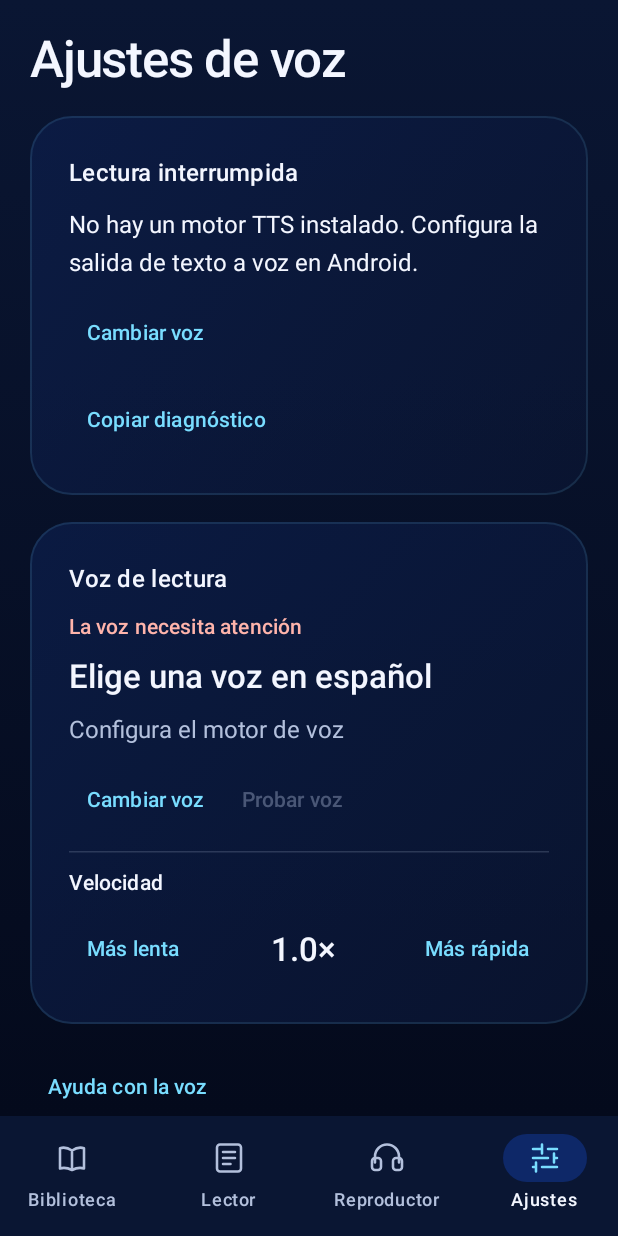
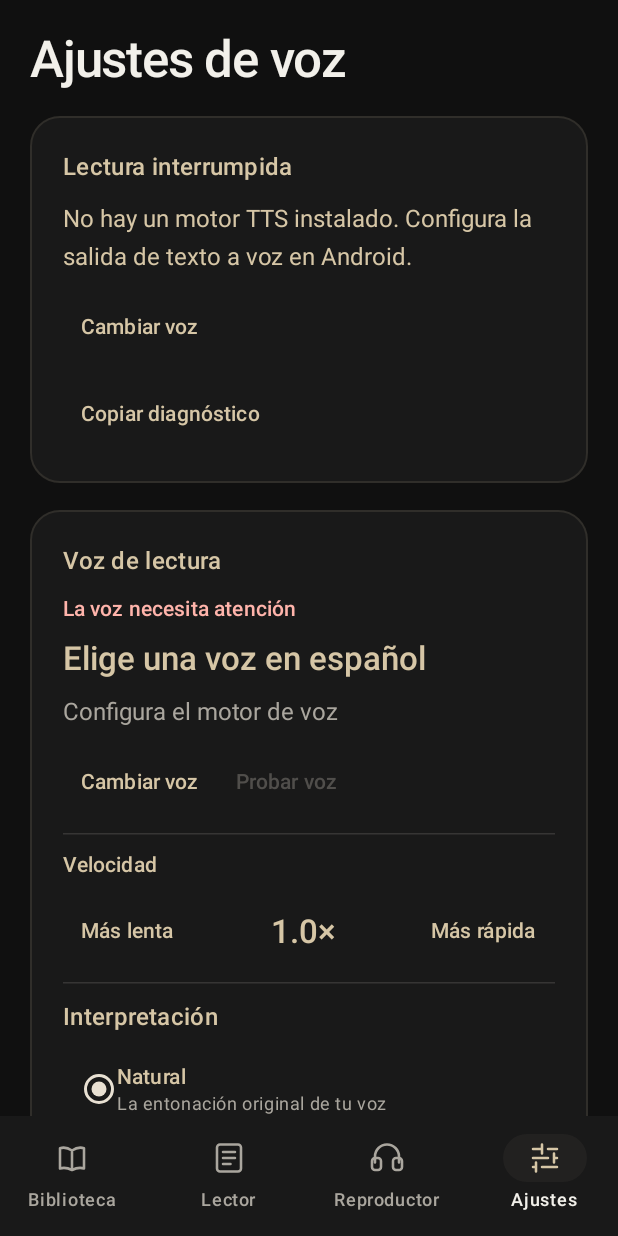
Before and after one commit to Gust4av033/LectorIA-Android, an Android app built with Jetpack Compose: the screen it shows after launch (MainActivity), item 4 of the bottom bar chosen, on a phone screen of 412 x 824 dp. Run offline under Robolectric (Android 15) with nearby library versions, the phone set to English and light mode, and no system bars; our stand-ins replace Dagger/Hilt's generated code, Room's generated code; libraries missing offline, so code that uses them is left out: androidx.hilt.lifecycle; pictures from the network do not load.

Commit message:
feat: lector sincronizado y diseño oscuro minimalista

```diff
--- a/app/build.gradle.kts
+++ b/app/build.gradle.kts
@@ -17,8 +17,8 @@ android {
         applicationId = "com.lectoria.app"
         minSdk = 26
         targetSdk = 36
-        versionCode = 6
-        versionName = "0.4.2"
+        versionCode = 7
+        versionName = "0.5.0"
         testInstrumentationRunner = "androidx.test.runner.AndroidJUnitRunner"
     }
 
--- a/app/src/main/java/com/lectoria/app/core/designsystem/Buttons.kt
+++ b/app/src/main/java/com/lectoria/app/core/designsystem/Buttons.kt
@@ -9,7 +9,7 @@ import androidx.compose.runtime.Composable
 import androidx.compose.ui.Modifier
 import androidx.compose.ui.unit.dp
 
-/** Normal-size action text meets AA using the existing midnight palette. */
+/** Normal-size action text meets AA using the neutral dark palette. */
 @Composable
 fun LectorButton(
     onClick: () -> Unit,
--- a/app/src/main/java/com/lectoria/app/core/designsystem/Theme.kt
+++ b/app/src/main/java/com/lectoria/app/core/designsystem/Theme.kt
@@ -1,6 +1,9 @@
 package com.lectoria.app.core.designsystem
 
 import androidx.compose.material3.MaterialTheme
+import androidx.compose.material3.Surface
+import androidx.compose.foundation.layout.fillMaxSize
+import androidx.compose.ui.Modifier
 import androidx.compose.material3.Typography
 import androidx.compose.material3.darkColorScheme
 import androidx.compose.runtime.Composable
@@ -11,18 +14,18 @@ import androidx.compose.ui.text.font.FontWeight
 import androidx.compose.ui.unit.sp
 
 object Midnight {
-    val Background = Color(0xFF040A1C)
-    val Surface = Color(0xFF0A1633)
-    val Container = Color(0xFF123A9E)
-    val Primary = Color(0xFF2F6BFF)
-    val Highlight = Color(0xFF79DDFF)
-    val Text = Color(0xFFF3F6FF)
-    val MutedText = Color(0xFFB3C0DC)
+    val Background = Color(0xFF101010)
+    val Surface = Color(0xFF191919)
+    val Container = Color(0xFF2C2B28)
+    val Primary = Color(0xFFE8E0D2)
+    val Highlight = Color(0xFFD6C6A6)
+    val Text = Color(0xFFF2F0EA)
+    val MutedText = Color(0xFFAAA69E)
 }
 
 private val MidnightColors = darkColorScheme(
     primary = Midnight.Primary,
-    onPrimary = Color.White,
+    onPrimary = Midnight.Background,
     primaryContainer = Midnight.Container,
     onPrimaryContainer = Midnight.Text,
     secondary = Midnight.Highlight,
@@ -36,9 +39,9 @@ private val MidnightColors = darkColorScheme(
     surfaceVariant = Midnight.Surface,
     onSurfaceVariant = Midnight.MutedText,
     surfaceContainer = Midnight.Surface,
-    surfaceContainerHigh = Color(0xFF122044),
-    outline = Color(0xFF647495),
-    outlineVariant = Color(0xFF263657),
+    surfaceContainerHigh = Color(0xFF292929),
+    outline = Color(0xFF858178),
+    outlineVariant = Color(0xFF383632),
     error = Color(0xFFFFB4AB),
     onError = Color(0xFF690005),
 )
@@ -68,5 +71,7 @@ private val LectorTypography = Typography(
 
 @Composable
 fun LectorIaTheme(content: @Composable () -> Unit) {
-    MaterialTheme(colorScheme = MidnightColors, typography = LectorTypography, content = content)
+    MaterialTheme(colorScheme = MidnightColors, typography = LectorTypography) {
+        Surface(Modifier.fillMaxSize(), color = Midnight.Background, contentColor = Midnight.Text, content = content)
+    }
 }
--- a/app/src/main/java/com/lectoria/app/presentation/navigation/LectorIaApp.kt
+++ b/app/src/main/java/com/lectoria/app/presentation/navigation/LectorIaApp.kt
@@ -13,7 +13,6 @@ import androidx.compose.material3.Text
 import androidx.compose.runtime.Composable
 import androidx.compose.runtime.getValue
 import androidx.compose.ui.Modifier
-import androidx.compose.ui.graphics.Brush
 import androidx.compose.ui.platform.testTag
 import androidx.compose.ui.res.painterResource
 import androidx.compose.ui.res.stringResource
@@ -67,9 +66,7 @@ fun LectorIaApp() {
         },
     ) { insets ->
         Box(
-            Modifier.fillMaxSize().padding(insets).background(
-                Brush.verticalGradient(listOf(Midnight.Surface, Midnight.Background)),
-            ),
+            Modifier.fillMaxSize().padding(insets).background(Midnight.Background),
         ) {
             NavHost(navController = navController, startDestination = Destination.Library.route) {
                 composable(Destination.Library.route) {
--- a/app/src/main/java/com/lectoria/app/presentation/player/PlayerScreen.kt
+++ b/app/src/main/java/com/lectoria/app/presentation/player/PlayerScreen.kt
@@ -29,13 +29,14 @@ class PlayerViewModel @Inject constructor(val client: NarrationClient) : ViewMod
     fun engine(id: String) { viewModelScope.launch { client.chooseEngine(id) } }
     fun voice(id: String) { viewModelScope.launch { client.chooseVoice(id) } }
     fun rate(rate: Float) { viewModelScope.launch { client.setRate(rate) } }
+    fun delivery(delivery: SpeechDelivery) { viewModelScope.launch { client.setDelivery(delivery) } }
     fun read(onBook: (String) -> Unit) { viewModelScope.launch { client.readerPosition()?.let { onBook(it.value) } } }
 }
 
 data class PlayerActions(
     val play: () -> Unit = {}, val pause: () -> Unit = {}, val previous: () -> Unit = {}, val next: () -> Unit = {},
     val stop: () -> Unit = {}, val library: () -> Unit = {}, val read: () -> Unit = {}, val refresh: () -> Unit = {},
-    val test: () -> Unit = {}, val reconnect: () -> Unit = {}, val engine: (String) -> Unit = {}, val voice: (String) -> Unit = {}, val rate: (Float) -> Unit = {},
+    val test: () -> Unit = {}, val reconnect: () -> Unit = {}, val engine: (String) -> Unit = {}, val voice: (String) -> Unit = {}, val rate: (Float) -> Unit = {}, val delivery: (SpeechDelivery) -> Unit = {},
 )
 
 @Composable
@@ -43,7 +44,7 @@ fun PlayerRoute(onLibrary: () -> Unit, onReader: (String) -> Unit, settingsOnly:
     val state by viewModel.state.collectAsStateWithLifecycle()
     PlayerScreen(state, PlayerActions(viewModel.client::play, viewModel.client::pause, viewModel.client::previous,
         viewModel.client::next, viewModel.client::stop, onLibrary, { viewModel.read(onReader) }, viewModel::refresh,
-        viewModel.client::testVoice, viewModel.client::reconnectVoice, viewModel::engine, viewModel::voice, viewModel::rate), settingsOnly)
+        viewModel.client::testVoice, viewModel.client::reconnectVoice, viewModel::engine, viewModel::voice, viewModel::rate, viewModel::delivery), settingsOnly)
 }
 
 @Composable
@@ -140,6 +141,22 @@ fun PlayerScreen(state: NarrationState, actions: PlayerActions, settingsOnly: Bo
                     Text(String.format(Locale.getDefault(), "%.1f×", state.settings.rate), style = MaterialTheme.typography.titleLarge)
                     LectorTextButton(onClick = { actions.rate((state.settings.rate + 0.1f).coerceAtMost(2f)) }, enabled = state.settings.rate < 2f) { Text("Más rápida") }
                 }
+                HorizontalDivider(color = Midnight.MutedText.copy(alpha = 0.2f))
+                Text("Interpretación", style = MaterialTheme.typography.titleMedium)
+                SpeechDelivery.entries.forEach { delivery ->
+                    LectorTextButton(onClick = { actions.delivery(delivery) }, modifier = Modifier.fillMaxWidth().testTag("delivery_${delivery.name}")) {
+                        RadioButton(selected = state.settings.delivery == delivery, onClick = null)
+                        Column(Modifier.weight(1f)) {
+                            Text(when (delivery) { SpeechDelivery.STANDARD -> "Natural"; SpeechDelivery.NARRATIVE -> "Narrativa"; SpeechDelivery.LIVELY -> "Expresiva" })
+                            Text(when (delivery) {
+                                SpeechDelivery.STANDARD -> "La entonación original de tu voz"
+                                SpeechDelivery.NARRATIVE -> "Ritmo sereno y pausas entre frases"
+                                SpeechDelivery.LIVELY -> "Más contraste en preguntas y exclamaciones"
+                            }, style = MaterialTheme.typography.bodySmall, color = Midnight.MutedText)
+                        }
+                    }
+                }
+                Text("Ajusta tono, ritmo y pausas. El resultado depende de la voz instalada.", style = MaterialTheme.typography.bodySmall, color = Midnight.MutedText)
             }
         }
         if (state.preview.isNotBlank() && !settingsOnly) {
@@ -148,7 +165,7 @@ fun PlayerScreen(state: NarrationState, actions: PlayerActions, settingsOnly: Bo
         }
         LectorTextButton(onClick = { help = !help }) { Text(if (help) "Cerrar ayuda" else "Ayuda con la voz") }
         if (help || settingsOnly) {
-            Text("Cambiar la voz o velocidad pausa la escucha. Pulsa Escuchar para continuar. La pausa retoma la última palabra indicada por el motor; algunos motores repiten parte del texto.", color = Midnight.MutedText)
+            Text("Cambiar la voz, velocidad o interpretación pausa la escucha. Pulsa Escuchar para continuar. La pausa retoma la última palabra indicada por el motor; algunos motores repiten parte del texto.", color = Midnight.MutedText)
             LectorTextButton(onClick = actions.refresh, enabled = !state.active && !state.loadingVoices) { Text("Actualizar voces instaladas") }
             LectorTextButton(onClick = {
                 try { context.startActivity(Intent("com.android.settings.TTS_SETTINGS")) }
@@ -239,7 +256,7 @@ fun speechFailureText(failure: SpeechFailure): String = when (failure) {
 }
 
 internal fun voiceDiagnostic(state: NarrationState): String = """
-    Lector IA 0.4.2 · Android ${android.os.Build.VERSION.SDK_INT}
+    Lector IA 0.5.0 · Android ${android.os.Build.VERSION.SDK_INT}
     Motor: ${state.settings.engineId ?: "sin seleccionar"}
     Voz: ${state.settings.voiceId ?: "sin seleccionar"}
     Estado: ${state.phase.name}
--- a/app/src/main/java/com/lectoria/app/presentation/screens/FoundationScreens.kt
+++ b/app/src/main/java/com/lectoria/app/presentation/screens/FoundationScreens.kt
@@ -21,7 +21,6 @@ import androidx.compose.material3.Text
 import androidx.compose.runtime.Composable
 import androidx.compose.ui.Alignment
 import androidx.compose.ui.Modifier
-import androidx.compose.ui.graphics.Brush
 import androidx.compose.ui.platform.testTag
 import androidx.compose.ui.res.painterResource
 import androidx.compose.ui.res.stringResource
@@ -91,14 +90,12 @@ fun PendingScreen(
 internal fun GlassCard(content: @Composable () -> Unit) {
     Surface(
         modifier = Modifier.fillMaxWidth(),
-        shape = RoundedCornerShape(28.dp),
-        color = Midnight.Surface.copy(alpha = 0.8f),
+        shape = RoundedCornerShape(20.dp),
+        color = Midnight.Surface,
         border = BorderStroke(1.dp, Midnight.Highlight.copy(alpha = 0.12f)),
     ) {
         Box(
-            Modifier.background(
-                Brush.linearGradient(listOf(Midnight.Container.copy(alpha = 0.16f), Midnight.Surface.copy(alpha = 0f))),
-            ).padding(26.dp),
+            Modifier.padding(22.dp),
         ) { content() }
     }
 }
--- a/app/src/main/res/drawable/ic_launcher_foreground.xml
+++ b/app/src/main/res/drawable/ic_launcher_foreground.xml
@@ -1,4 +1,4 @@
 <vector xmlns:android="http://schemas.android.com/apk/res/android" android:width="108dp" android:height="108dp" android:viewportWidth="108" android:viewportHeight="108">
-    <path android:fillColor="#123A9E" android:pathData="M28,28H80V80H28Z" />
-    <path android:fillColor="@android:color/transparent" android:strokeColor="#79DDFF" android:strokeWidth="3.5" android:strokeLineCap="round" android:strokeLineJoin="round" android:pathData="M35,38C43,36 47,38 54,42C61,38 65,36 73,38V69C65,67 61,69 54,73C47,69 43,67 35,69ZM54,42V73" />
+    <path android:fillColor="#2C2B28" android:pathData="M28,28H80V80H28Z" />
+    <path android:fillColor="@android:color/transparent" android:strokeColor="#D6C6A6" android:strokeWidth="3.5" android:strokeLineCap="round" android:strokeLineJoin="round" android:pathData="M35,38C43,36 47,38 54,42C61,38 65,36 73,38V69C65,67 61,69 54,73C47,69 43,67 35,69ZM54,42V73" />
 </vector>
--- a/app/src/main/res/values/themes.xml
+++ b/app/src/main/res/values/themes.xml
@@ -1,10 +1,10 @@
 <?xml version="1.0" encoding="utf-8"?>
 <resources>
-    <color name="launcher_background">#040A1C</color>
+    <color name="launcher_background">#101010</color>
     <style name="Theme.LectorIA" parent="android:style/Theme.Material.NoActionBar">
         <item name="android:fontFamily">sans</item>
         <item name="android:windowLightStatusBar">false</item>
         <item name="android:windowBackground">@color/launcher_background</item>
-        <item name="android:colorAccent">#79DDFF</item>
+        <item name="android:colorAccent">#D6C6A6</item>
     </style>
 </resources>
```
Also changed, not shown: app/src/main/java/com/lectoria/app/presentation/reader/NarratedText.kt (added, +57 -0 lines), app/src/main/java/com/lectoria/app/presentation/reader/ReaderHighlight.kt (added, +27 -0 lines), app/src/main/java/com/lectoria/app/presentation/reader/ReaderScreen.kt (+21 -5 lines), app/src/main/java/com/lectoria/app/presentation/reader/ReaderViewModel.kt (+41 -5 lines), 5 other files.
